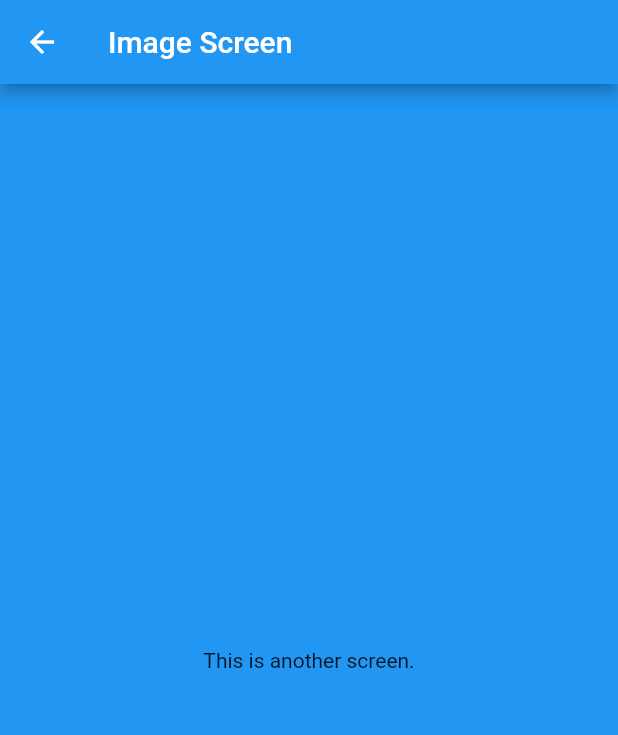
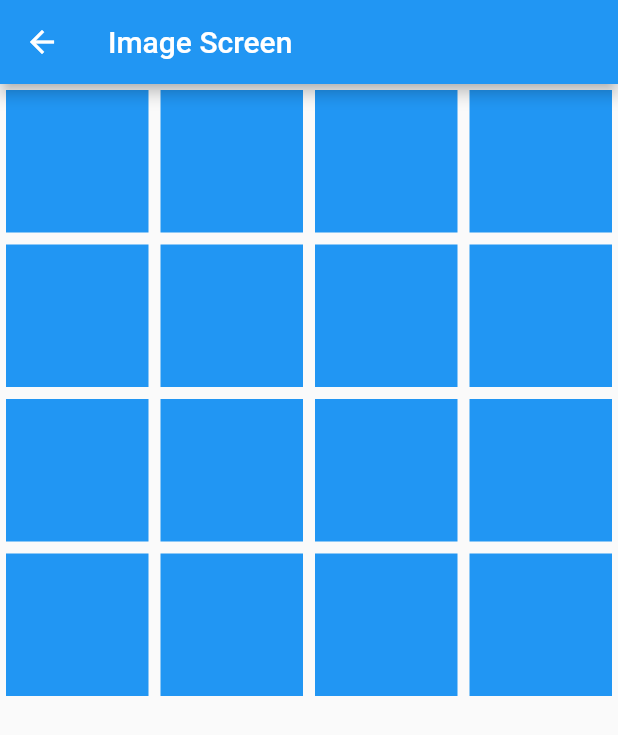
Before and after one commit to ShinBeomKim/CapstoneDesign, a Flutter app: the ImageScreen screen opened directly, on a phone screen of 412 x 824 dp. Shown: the top 735 px of the screen. Run offline on Flutter 3.47's test engine with Material 2 defaults, Android fonts, the phone set to English and light mode, and no system bars.

Commit message:
화면 전환 추가 밎 로그인 화면 작업중

```diff
--- a/arduino_android_UI/lib/Image_Screen.dart
+++ b/arduino_android_UI/lib/Image_Screen.dart
@@ -1,4 +1,5 @@
 import 'package:flutter/material.dart';
+import 'another_screen.dart';
 
 class ImageScreen extends StatelessWidget {
   const ImageScreen({Key? key}) : super(key: key);
@@ -9,11 +10,25 @@ class ImageScreen extends StatelessWidget {
       appBar: AppBar(
         title: const Text('Image Screen'),
       ),
-      body: Container(
-        color: Colors.blue,
-        child: const Center(
-          child: Text('This is another screen.'),
-        ),
+      body: GridView.count(
+        crossAxisCount: 4,
+        children: List.generate(16, (index) {
+          return GestureDetector(
+            onTap: () {
+              Navigator.push(
+                context,
+                MaterialPageRoute(builder: (context) => const AnotherScreen()),
+              );
+            },
+            child: Container(
+              color: Colors.blue,
+              margin: const EdgeInsets.all(4.0),
+              child: const Center(
+
+              ),
+            ),
+          );
+        }),
       ),
     );
   }
```
Also changed, not shown: arduino_android_UI/lib/another_screen.dart (added, +20 -0 lines), arduino_android_UI/lib/login.dart (added).
